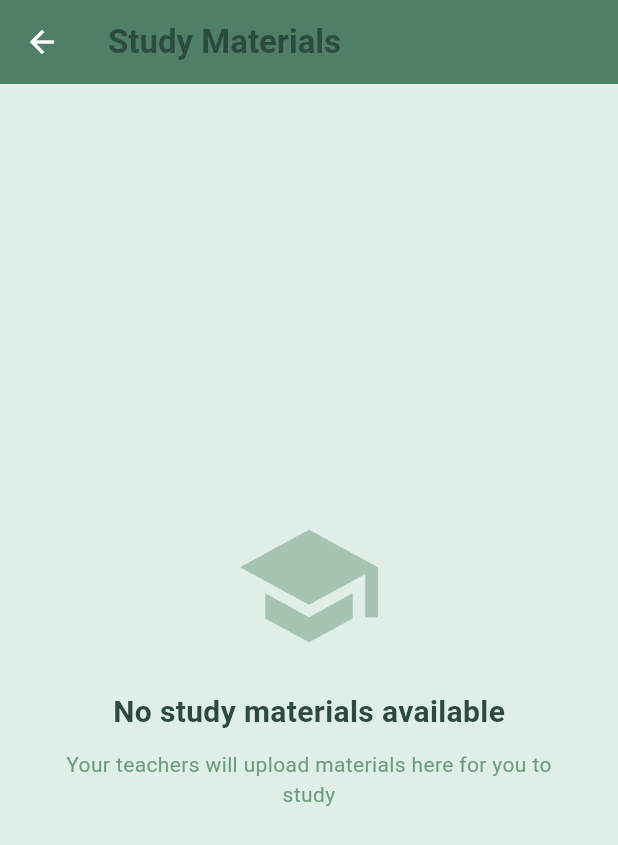
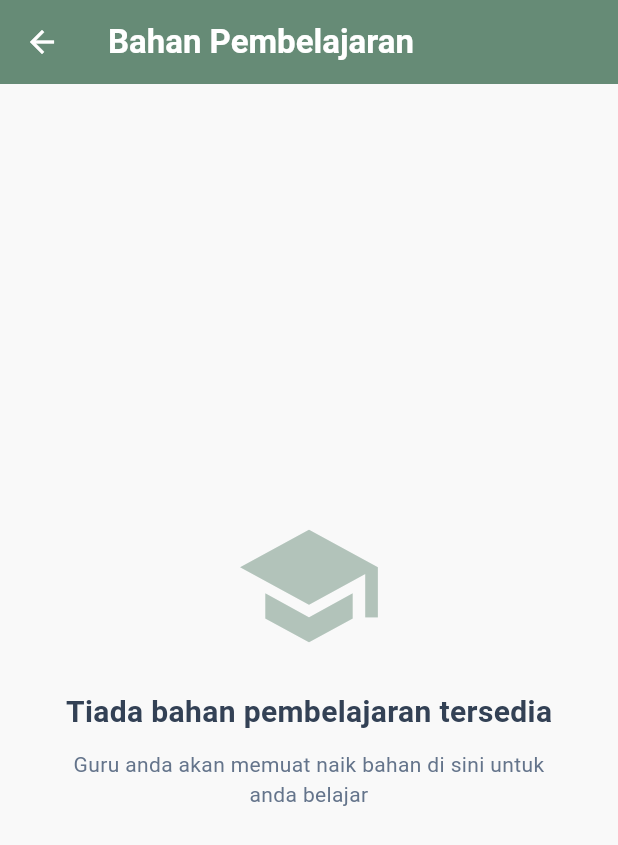
Before and after one commit to NATIJAH/CodeSprout, a Flutter app: the StudentTeachingMaterial screen opened directly, on a phone screen of 412 x 824 dp. Shown: the top 845 px of the screen. Run offline on Flutter 3.47's test engine with Material 3 defaults, Android fonts, the phone set to English and light mode, and no system bars; our stand-ins replace file_picker, fl_chart, image_picker, printing, supabase_flutter, table_calendar; missing offline and left inert: dart:html; accounts and stored records are empty.

Commit message:
Refactor colors and update UI elements
Defined theme colors for better consistency and readability. Updated various UI elements to use the new color constants.

```diff
--- a/lib/screens/student_teaching_material.dart
+++ b/lib/screens/student_teaching_material.dart
@@ -2,6 +2,14 @@ import 'package:flutter/material.dart';
 import 'package:provider/provider.dart';
 import '../providers/materials_provider.dart';
 import '../models/teaching_material.dart';
+
+// Defined theme colors
+const Color _primaryAccent = Color(0xff6b8e7c); // Soft Green/Gray Accent
+const Color _backgroundColor = Color(0xfff9f9f9); // Light background
+const Color _cardHighlight = Color(0xffe8f0e8); // Light muted green for badges/fills
+const Color _textColor = Color(0xff334155); // Dark text for contrast
+const Color _subTextColor = Color(0xff64748b); // Subdued text color
+
 
 class StudentTeachingMaterial extends StatefulWidget {
   const StudentTeachingMaterial({super.key});
@@ -22,24 +30,28 @@ class _StudentTeachingMaterialState extends State<StudentTeachingMaterial> {
   @override
   Widget build(BuildContext context) {
     return Scaffold(
-      backgroundColor: const Color(0xffdfeee7),
+      backgroundColor: _backgroundColor,
       appBar: AppBar(
         title: const Text(
-          'Study Materials',
+          'Bahan Pembelajaran',
           style: TextStyle(
-            color: Color(0xff2c4a3f),
-            fontWeight: FontWeight.bold,
+            // FIX 1: Change title color to white
+            color: Colors.white,
+            // FIX 2: Use heavier font weight (w700)
+            fontWeight: FontWeight.w700,
           ),
         ),
-        backgroundColor: const Color(0xff4f7f67),
-        iconTheme: const IconThemeData(color: Colors.white),
+        // FIX 3: Change AppBar background to the primary accent color
+        backgroundColor: _primaryAccent,
+        iconTheme: const IconThemeData(color: Colors.white), // Ensures back button is white
+        elevation: 4, // Added elevation to match teacher's AppBar
       ),
       body: Consumer<MaterialsProvider>(
         builder: (context, provider, child) {
           if (provider.isLoading && provider.materials.isEmpty) {
             return Center(
               child: CircularProgressIndicator(
-                color: const Color(0xff4f7f67),
+                color: _primaryAccent,
               ),
             );
           }
@@ -52,14 +64,14 @@ class _StudentTeachingMaterialState extends State<StudentTeachingMaterial> {
                   Icon(
                     Icons.school,
                     size: 100,
-                    color: const Color(0xff6b9c7d).withOpacity(0.5),
+                    color: _primaryAccent.withOpacity(0.5),
                   ),
                   const SizedBox(height: 20),
                   const Text(
-                    'No study materials available',
+                    'Tiada bahan pembelajaran tersedia',
                     style: TextStyle(
                       fontSize: 20,
-                      color: Color(0xff2c4a3f),
+                      color: _textColor,
                       fontWeight: FontWeight.w600,
                     ),
                   ),
@@ -67,10 +79,10 @@ class _StudentTeachingMaterialState extends State<StudentTeachingMaterial> {
                   const Padding(
                     padding: EdgeInsets.symmetric(horizontal: 40),
                     child: Text(
-                      'Your teachers will upload materials here for you to study',
+                      'Guru anda akan memuat naik bahan di sini untuk anda belajar',
                       textAlign: TextAlign.center,
                       style: TextStyle(
-                        color: Color(0xff6b9c7d),
+                        color: _subTextColor,
                       ),
                     ),
                   ),
@@ -136,7 +148,7 @@ class _StudentTeachingMaterialState extends State<StudentTeachingMaterial> {
                       style: const TextStyle(
                         fontSize: 16,
                         fontWeight: FontWeight.w600,
-                        color: Color(0xff2c4a3f),
+                        color: _textColor,
                       ),
                       maxLines: 1,
                       overflow: TextOverflow.ellipsis,
@@ -148,7 +160,7 @@ class _StudentTeachingMaterialState extends State<StudentTeachingMaterial> {
                       material.description,
                       style: const TextStyle(
                         fontSize: 14,
-                        color: Color(0xff6b9c7d),
+                        color: _subTextColor,
                       ),
                       maxLines: 1,
                       overflow: TextOverflow.ellipsis,
@@ -161,14 +173,14 @@ Row(
     Container(
       padding: const EdgeInsets.symmetric(horizontal: 12, vertical: 4),
       decoration: BoxDecoration(
-        color: const Color(0xffdfeee7),
+        color: _cardHighlight,
         borderRadius: BorderRadius.circular(15),
       ),
       child: Text(
-        material.className,  // Changed to show class name
-        style: const TextStyle(
+        material.className,
+        style: TextStyle(
           fontSize: 12,
-          color: Color(0xff4f7f67),
+          color: _primaryAccent,
           fontWeight: FontWeight.w500,
         ),
       ),
@@ -177,8 +189,7 @@ Row(
     const Spacer(),
 
     IconButton(
-      icon: const Icon(Icons.download, size: 20),
-      color: const Color(0xff4f7f67),
+      icon: Icon(Icons.download, size: 20, color: _primaryAccent),
       onPressed: () => _downloadMaterial(context, material, provider),
     ),
   ],
@@ -187,10 +198,10 @@ Row(
                     const SizedBox(height: 4),
 
                     Text(
-                      'By ${material.teacherName} • ${material.readableFileSize}',
+                      'Oleh ${material.teacherName} • ${material.readableFileSize}',
                       style: const TextStyle(
                         fontSize: 11,
-                        color: Color(0xffa8c6b5),
+                        color: _subTextColor,
                       ),
                     ),
                   ],
@@ -209,8 +220,8 @@ Row(
       if (context.mounted) {
         ScaffoldMessenger.of(context).showSnackBar(
           SnackBar(
-            content: Text('${material.title} downloaded successfully'),
-            backgroundColor: const Color(0xff4f7f67),
+            content: Text('${material.title} berjaya dimuat turun'),
+            backgroundColor: _primaryAccent,
             duration: const Duration(seconds: 2),
           ),
         );
@@ -219,7 +230,7 @@ Row(
       if (context.mounted) {
         ScaffoldMessenger.of(context).showSnackBar(
           SnackBar(
-            content: Text('Failed to download: $e'),
+            content: Text('Gagal memuat turun: $e'),
             backgroundColor: Colors.red,
           ),
         );
```
